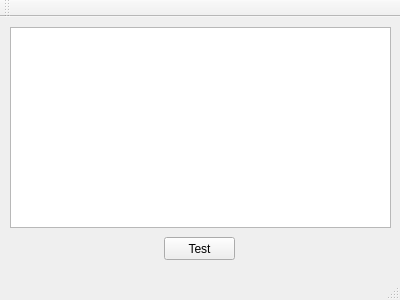
Jopie64/nnet, file nnmain.ui: the form before one commit.
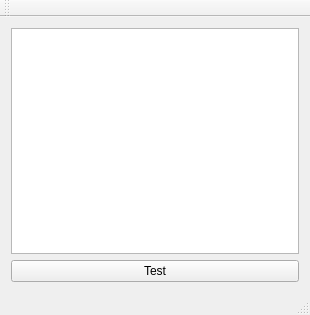
The form after the commit.

Commit message: Log output to listview

Patch:
```diff
--- a/nnmain.ui
+++ b/nnmain.ui
@@ -6,37 +6,26 @@
    <rect>
     <x>0</x>
     <y>0</y>
-    <width>400</width>
-    <height>300</height>
+    <width>310</width>
+    <height>315</height>
    </rect>
   </property>
   <property name="windowTitle">
    <string>NNMain</string>
   </property>
   <widget class="QWidget" name="centralWidget">
+   <layout class="QVBoxLayout" name="verticalLayout">
+    <item>
+     <widget class="QListView" name="listOutput"/>
+    </item>
+    <item>
    <widget class="QPushButton" name="Test">
-    <property name="geometry">
-     <rect>
-      <x>164</x>
-      <y>220</y>
-      <width>71</width>
-      <height>23</height>
-     </rect>
-    </property>
     <property name="text">
      <string>Test</string>
     </property>
    </widget>
-   <widget class="QListView" name="listView">
-    <property name="geometry">
-     <rect>
-      <x>10</x>
-      <y>10</y>
-      <width>381</width>
-      <height>201</height>
-     </rect>
-    </property>
-   </widget>
+    </item>
+   </layout>
   </widget>
   <widget class="QMenuBar" name="menuBar">
    <property name="geometry">
```
Left out of the diff: 2 changed lines with no effect on the pictures. Lines whose indentation alone changed are shown as unchanged. The commit also changes 2 other files.
